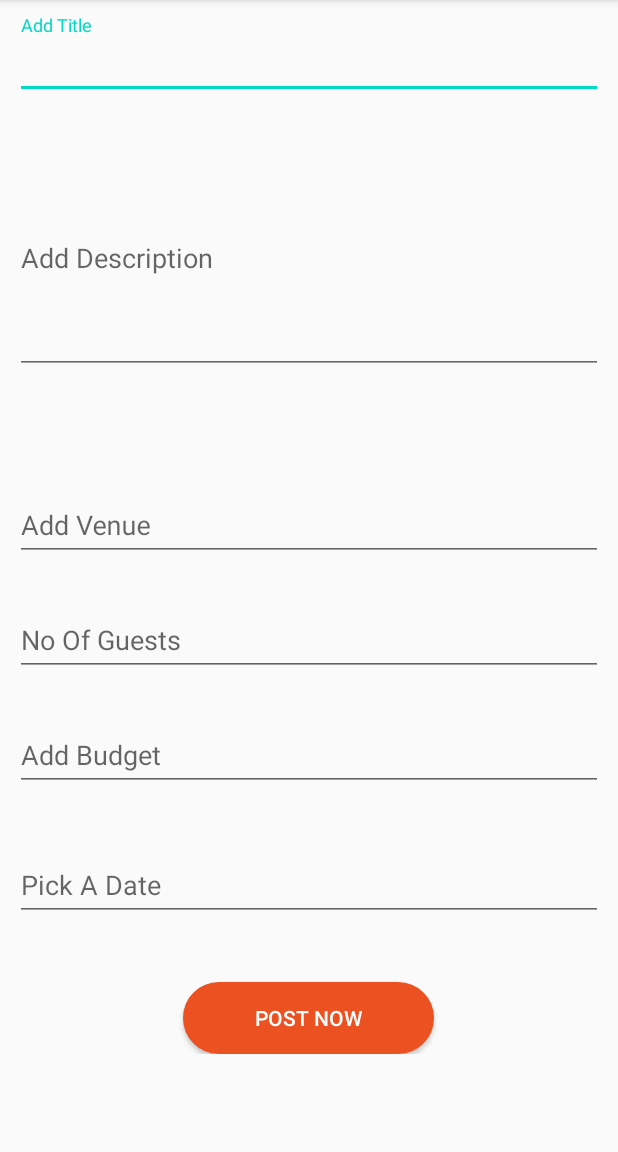
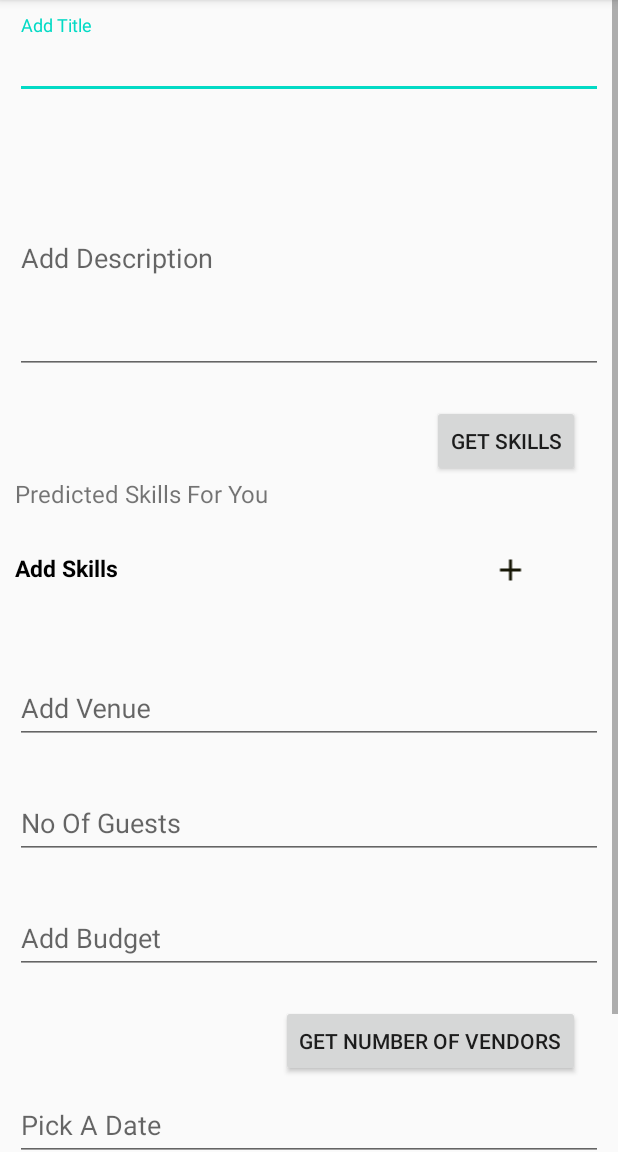
Before and after one commit to SandeepaFernando/Eventz_Android, an Android app: the AddEventsActivity screen opened directly, with no data from a screen before it, on a phone screen of 412 x 824 dp, the part 84-1236 px from its top. Run offline under Robolectric (Android 15) with nearby library versions, the phone set to English and light mode, and no system bars; network calls fail.

Commit message:
Reararange the add event xml, update,delete have bug in back.

```diff
--- a/app/src/main/java/com/example/eventz/eventInfo/Event_infoActivity.java
+++ b/app/src/main/java/com/example/eventz/eventInfo/Event_infoActivity.java
@@ -62,6 +62,7 @@ public class Event_infoActivity extends AppCompatActivity implements CommentAdap
     String userId;
     private ArrayList<EventSkillInfo> mSkillList;
     private ArrayList<CommentInfo> mCommentList;
+    private ArrayList<String> commentIdList;
     private RecyclerView mRecyclerView;
     private RecyclerView mRecyclerViewComment;
     private EventSkillAdapter mskillAdapter;
@@ -119,7 +120,7 @@ public class Event_infoActivity extends AppCompatActivity implements CommentAdap
         userType = sp.getString("USERTYPE", "");
         token = sp.getString("KEY_TOKEN", "");
         userNameSP = sp.getString("USERNAME", "");
-
+        commentIdList =  new ArrayList<>();
 
         mSkillList = new ArrayList<>();
         mRecyclerView = findViewById(R.id.event_skill_set);
@@ -181,6 +182,8 @@ public class Event_infoActivity extends AppCompatActivity implements CommentAdap
                                 JSONObject organizerobj = jsonObject.getJSONObject("organizer");
                                 fname = organizerobj.getString("first_name");
                                 email = organizerobj.getString("email");
+
+                                //-----------------comment-----------------
 
                                 JSONArray eventReviews = jsonObject.getJSONArray("eventReviews");
                                 commentNumber = String.valueOf(eventReviews.length());
--- a/app/src/main/res/layout/activity_add_events.xml
+++ b/app/src/main/res/layout/activity_add_events.xml
@@ -1,5 +1,5 @@
 <?xml version="1.0" encoding="utf-8"?>
-<androidx.constraintlayout.widget.ConstraintLayout xmlns:android="http://schemas.android.com/apk/res/android"
+<ScrollView xmlns:android="http://schemas.android.com/apk/res/android"
     xmlns:app="http://schemas.android.com/apk/res-auto"
     xmlns:tools="http://schemas.android.com/tools"
     android:layout_width="match_parent"
@@ -42,6 +42,60 @@
                 android:minLines="6" />
 
         </com.google.android.material.textfield.TextInputLayout>
+
+        <Button
+            android:id="@+id/btn_predict_skills"
+            android:layout_width="wrap_content"
+            android:layout_height="wrap_content"
+            android:layout_gravity="right"
+            android:layout_marginRight="15dp"
+            android:text="Get Skills" />
+
+        <LinearLayout
+            android:layout_width="match_parent"
+            android:layout_height="match_parent"
+            android:orientation="vertical"
+            android:scrollbars="horizontal">
+
+            <TextView
+                android:layout_width="match_parent"
+                android:layout_height="wrap_content"
+                android:text="Predicted Skills For You"
+                android:textSize="16sp" />
+
+            <androidx.recyclerview.widget.RecyclerView
+                android:id="@+id/recyclerView__skill_predict"
+                android:layout_width="match_parent"
+                android:layout_height="wrap_content"
+                android:padding="4dp"
+                android:paddingBottom="20dp"
+                android:scrollbars="vertical" />
+
+        </LinearLayout>
+
+        <LinearLayout
+            android:layout_width="match_parent"
+            android:layout_height="wrap_content"
+            android:layout_marginTop="20dp"
+            android:orientation="horizontal">
+
+            <TextView
+                android:layout_width="wrap_content"
+                android:layout_height="match_parent"
+                android:text="Add Skills"
+                android:textColor="#000000"
+                android:textSize="15dp"
+                android:textStyle="bold" />
+
+            <ImageView
+                android:id="@+id/img_add_skills_addevent"
+                android:layout_width="match_parent"
+                android:layout_height="match_parent"
+                android:layout_marginLeft="100dp"
+                android:paddingLeft="100dp"
+                android:src="@drawable/ic_baseline_add_24" />
+
+        </LinearLayout>
 
         <androidx.recyclerview.widget.RecyclerView
             android:id="@+id/recyclerView__add_event"
@@ -92,11 +146,14 @@
                 android:inputType="number" />
         </com.google.android.material.textfield.TextInputLayout>
 
-        <LinearLayout
-            android:layout_width="match_parent"
+        <Button
+            android:id="@+id/btn_num_of_vendors"
+            android:layout_width="wrap_content"
             android:layout_height="wrap_content"
-            android:orientation="vertical"
-            android:paddingTop="10dp">
+            android:layout_gravity="right"
+            android:layout_marginRight="15dp"
+            android:text="Get Number of vendors" />
+
 
         <com.google.android.material.textfield.TextInputLayout
             android:id="@+id/text_input_date_add_event"
@@ -128,9 +185,8 @@
             android:textAllCaps="true"
             android:textColor="#fff" />
 
+
     </LinearLayout>
 
 
-    </LinearLayout>
-
-</androidx.constraintlayout.widget.ConstraintLayout>
+</ScrollView>
```
Lines whose indentation alone changed are shown as unchanged.
